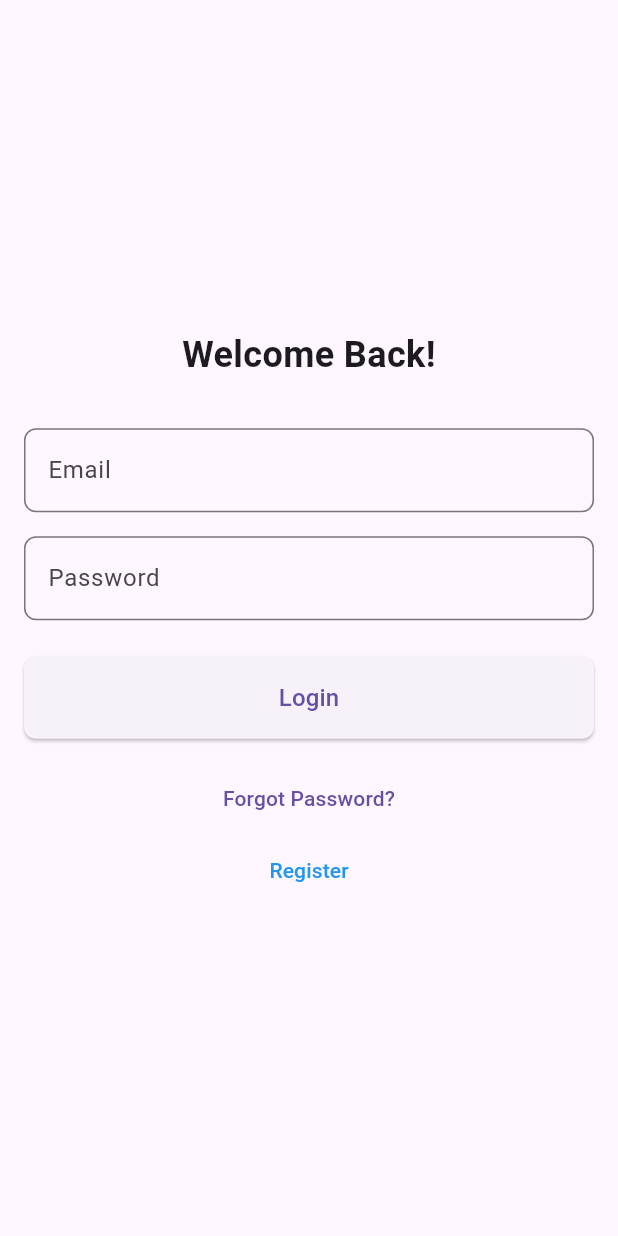
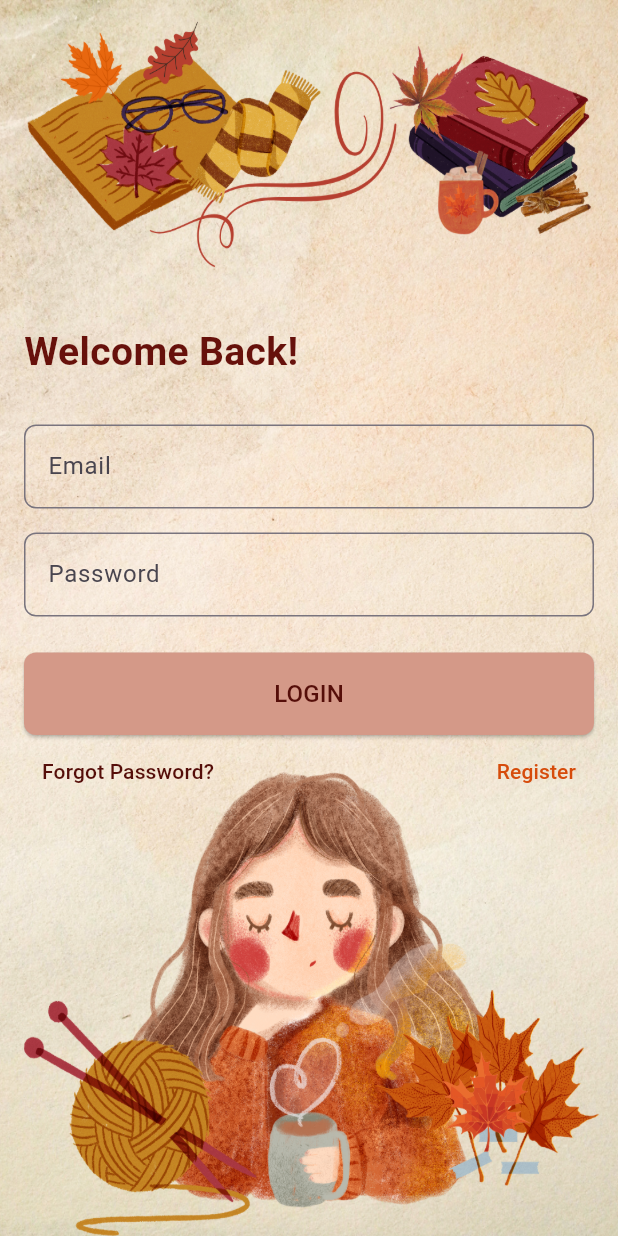
Before and after one commit to sedsax/AmanYaa, a Flutter app: the screen it shows after launch, on a phone screen of 412 x 824 dp. Run offline on Flutter 3.47's test engine with Material 3 defaults, Android fonts, the light colour scheme and no system bars.

Commit message:
Complete login page layout #1

```diff
--- a/lib/screens/login.dart
+++ b/lib/screens/login.dart
@@ -43,22 +43,31 @@ class _LoginPageState extends State<LoginPage> {
   @override
   Widget build(BuildContext context) {
     return Scaffold(
-      body: Center(
+      body: Container(
+        decoration: const BoxDecoration(
+          image: DecorationImage(
+            image: AssetImage('assets/login_pg.png'),
+            fit: BoxFit.fill,
+          ),
+        ),
+        child: Center(
           child: Padding(
             padding: const EdgeInsets.all(16.0),
             child: Column(
-            mainAxisAlignment: MainAxisAlignment.center,
+              mainAxisAlignment: MainAxisAlignment.start,
               crossAxisAlignment: CrossAxisAlignment.stretch,
               children: [
+                const SizedBox(height: 200),
                 const Text(
                   'Welcome Back!',
-                textAlign: TextAlign.center,
+                  textAlign: TextAlign.start,
                   style: TextStyle(
-                  fontSize: 24,
+                    fontSize: 26,
                     fontWeight: FontWeight.bold,
+                    color: Color.fromARGB(255, 103, 17, 11),
                   ),
                 ),
-              const SizedBox(height: 32),
+                const SizedBox(height: 30),
                 TextField(
                   controller: _emailController,
                   decoration: InputDecoration(
@@ -84,21 +93,28 @@ class _LoginPageState extends State<LoginPage> {
                   onPressed: _login,
                   style: ElevatedButton.styleFrom(
                     padding: const EdgeInsets.symmetric(vertical: 16),
+                    backgroundColor: const Color.fromARGB(255, 212, 153, 136),
                     shape: RoundedRectangleBorder(
                       borderRadius: BorderRadius.circular(8.0),
                     ),
                   ),
                   child: const Text(
-                  'Login',
-                  style: TextStyle(fontSize: 16),
+                    'LOGIN',
+                    style: TextStyle(
+                        fontSize: 16, color: Color.fromARGB(255, 85, 14, 9)),
                   ),
                 ),
-              const SizedBox(height: 16),
+                Row(
+                  mainAxisAlignment: MainAxisAlignment.spaceBetween,
+                  children: [
                     TextButton(
                       onPressed: () {
                         // Forgot password action
                       },
-                child: const Text('Forgot Password?'),
+                      child: const Text(
+                        'Forgot Password?',
+                        style: TextStyle(color: Color.fromARGB(255, 85, 14, 9)),
+                      ),
                     ),
                     TextButton(
                       onPressed: () {
@@ -110,10 +126,14 @@ class _LoginPageState extends State<LoginPage> {
                       },
                       child: const Text(
                         'Register',
-                  style: TextStyle(color: Colors.blue),
+                        style:
+                            TextStyle(color: Color.fromARGB(243, 213, 68, 1)),
                       ),
                     ),
                   ],
+                )
+              ],
+            ),
           ),
         ),
       ),
--- a/pubspec.yaml
+++ b/pubspec.yaml
@@ -60,9 +60,8 @@ flutter:
   uses-material-design: true
 
   # To add assets to your application, add an assets section, like this:
-  # assets:
-  #   - images/a_dot_burr.jpeg
-  #   - images/a_dot_ham.jpeg
+  assets:
+    - assets/
 
   # An image asset can refer to one or more resolution-specific "variants", see
   # https://flutter.dev/to/resolution-aware-images
```
Also changed, not shown: assets/home_pg.png (added), assets/login_pg.png (added), assets/pg.png (added), 1 other file. Lines whose indentation alone changed are shown as unchanged.
